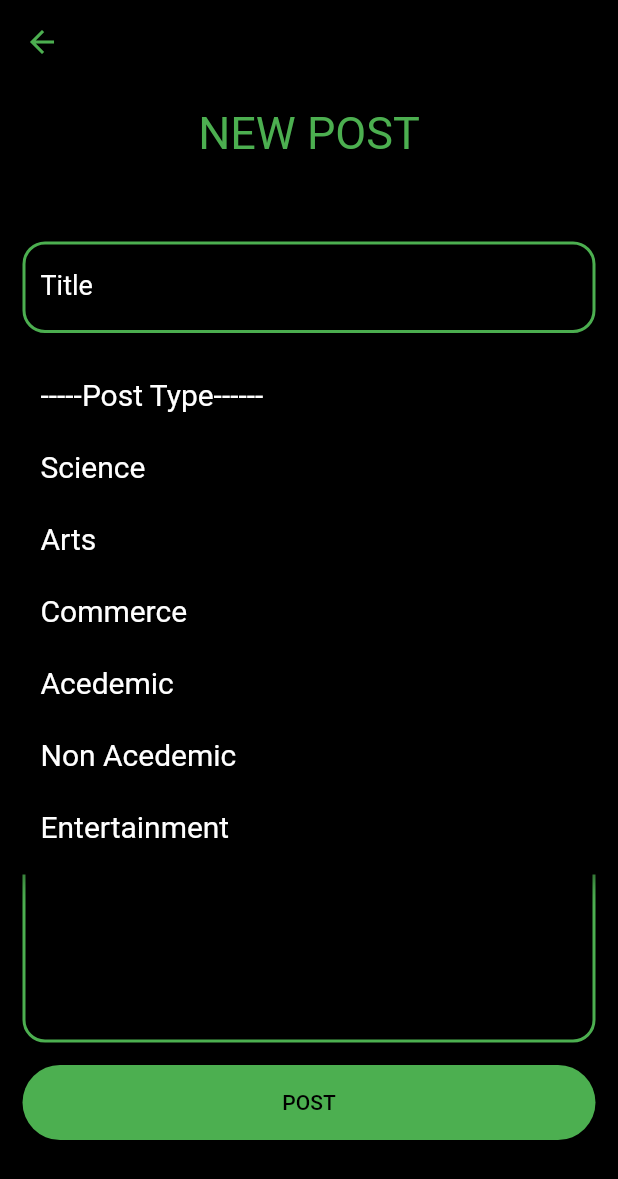
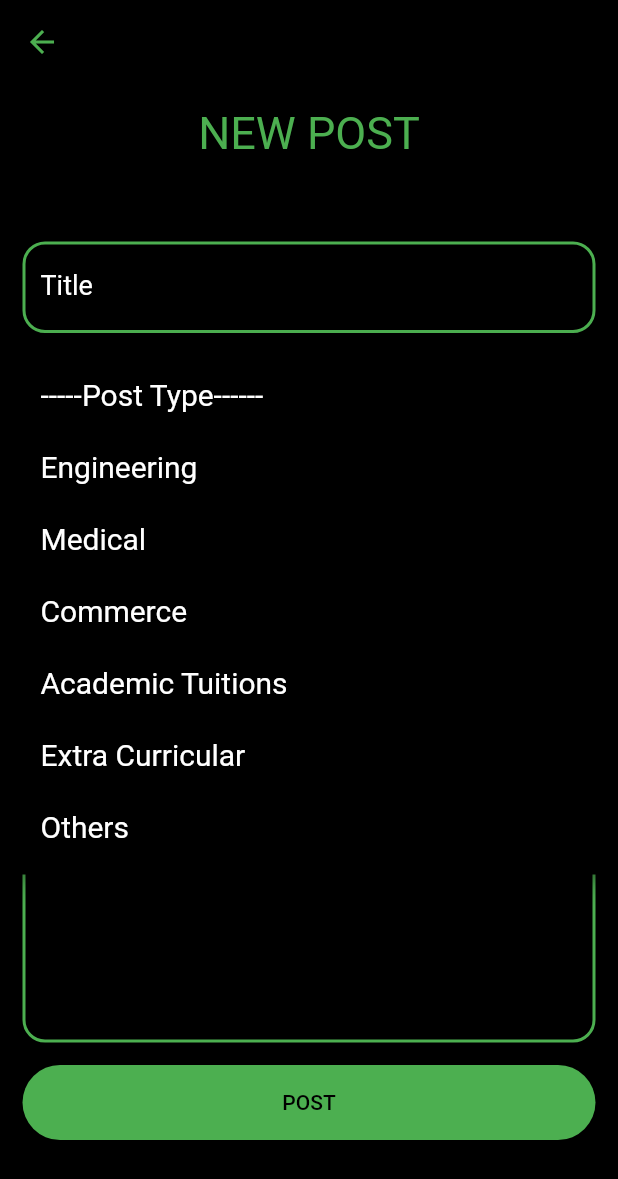
Before and after one commit to ritesh2448/Upskill-flutter, a Flutter app: the CreateNewPostPage screen opened directly, after a tap on "-----Post Type------", on a phone screen of 412 x 824 dp. Shown: the top 1179 px of the screen. Run offline on Flutter 3.47's test engine with Material 2 defaults, Android fonts, the phone set to English and light mode, and no system bars; our stand-ins replace animated_text_kit, cloud_firestore, firebase_auth, firebase_storage, fluttertoast, image_picker and 1 more; accounts and stored records are empty.

Commit message:
final project with search

```diff
--- a/lib/app/create_new_post_page.dart
+++ b/lib/app/create_new_post_page.dart
@@ -181,12 +181,12 @@ class _CreateNewPostPageState extends State<CreateNewPostPage> {
                       underline: Container(),
                       items: <String>[
                         '-----Post Type------',
-                        'Science',
-                        'Arts',
+                        'Engineering',
+                        'Medical',
                         'Commerce',
-                        'Acedemic',
-                        'Non Acedemic',
-                        'Entertainment',
+                        'Academic Tuitions',
+                        'Extra Curricular',
+                        'Others',
                       ].map<DropdownMenuItem<String>>((String value) {
                         return DropdownMenuItem<String>(
                           value: value,
@@ -293,7 +293,7 @@ class _CreateNewPostPageState extends State<CreateNewPostPage> {
       keyboardType: TextInputType.multiline,
       decoration: InputDecoration(
         alignLabelWithHint: true,
-        labelText: 'Content',
+        labelText: 'Description',
         labelStyle: TextStyle(color: Colors.white),
         enabledBorder: OutlineInputBorder(
           borderSide: BorderSide(
--- a/lib/services/database_services.dart
+++ b/lib/services/database_services.dart
@@ -46,7 +46,7 @@ class Database implements DatabaseServices{
 
     final docs = await reference.getDocuments().then((value) =>value);
     return docs.documents.map((e) {
-      if(e.data["title"].toString().contains(title))
+      if(e.data["title"].toString().toLowerCase().contains(title.toLowerCase()))
       {
         return Post.fromMap(e.data);
       }
--- a/lib/widgets/page_view_card.dart
+++ b/lib/widgets/page_view_card.dart
@@ -6,27 +6,27 @@ import 'package:flutter/material.dart';
 List<Map<String, dynamic>> items = [
   {
     "placeImage": "images/tech.jpg",
-    "placeName": "Science",
+    "placeName": "Engineering",
   },
   {
-    "placeImage": "images/politics.jpg",
-    "placeName": "Arts",
+    "placeImage": "images/medical.jpg",
+    "placeName": "Medical",
   },
   {
-    "placeImage": "images/fashion.png",
+    "placeImage": "images/Commerce.png",
     "placeName": "Commerce",
   },
   {
     "placeImage": "images/social.jpg",
-    "placeName": "Acedemic",
+    "placeName": "Academic Tuitions",
   },
   {
-    "placeImage": "images/finance.jpeg",
-    "placeName": "Non Acedemic",
+    "placeImage": "images/non-academic.jpg",
+    "placeName": "Extra Curricular",
   },
   {
-    "placeImage": "images/entertain.jpg",
-    "placeName": "Entertainment",
+    "placeImage": "images/Others.jpg",
+    "placeName": "Others",
   }
 ];
 class PageViewCard extends StatelessWidget {
```
Also changed, not shown: lib/app/profile_page.dart (+1 -37 lines), images/Commerce.png (added), images/Others.jpg (added), images/medical.jpg (added), images/non-academic.jpg (added).
